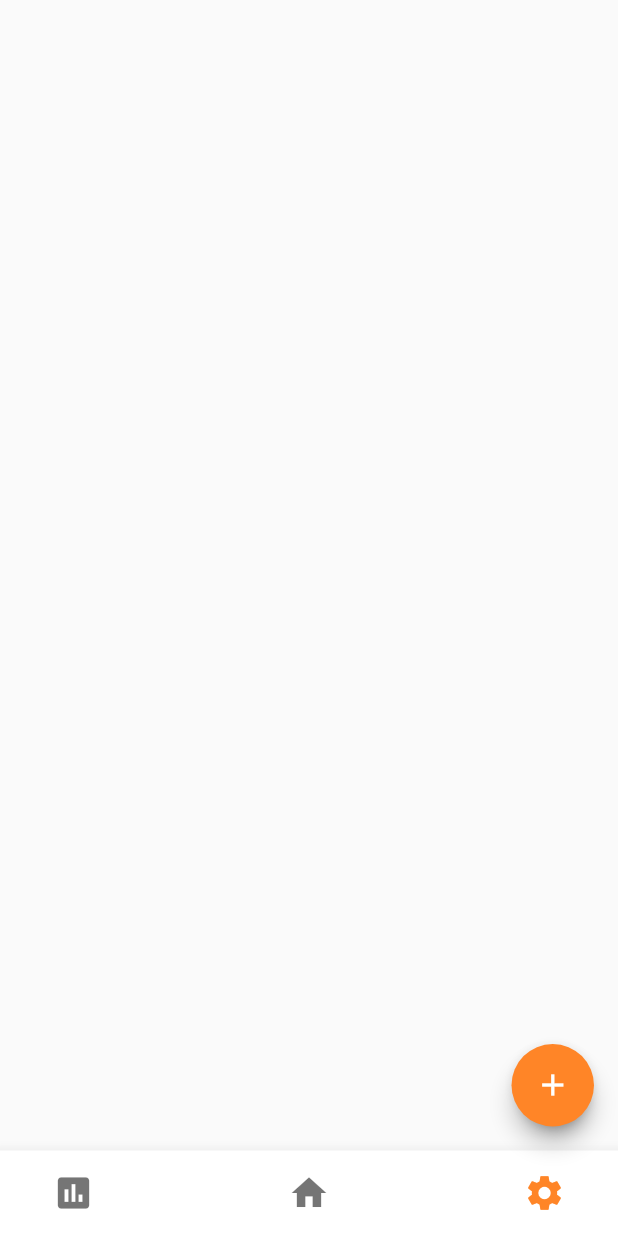
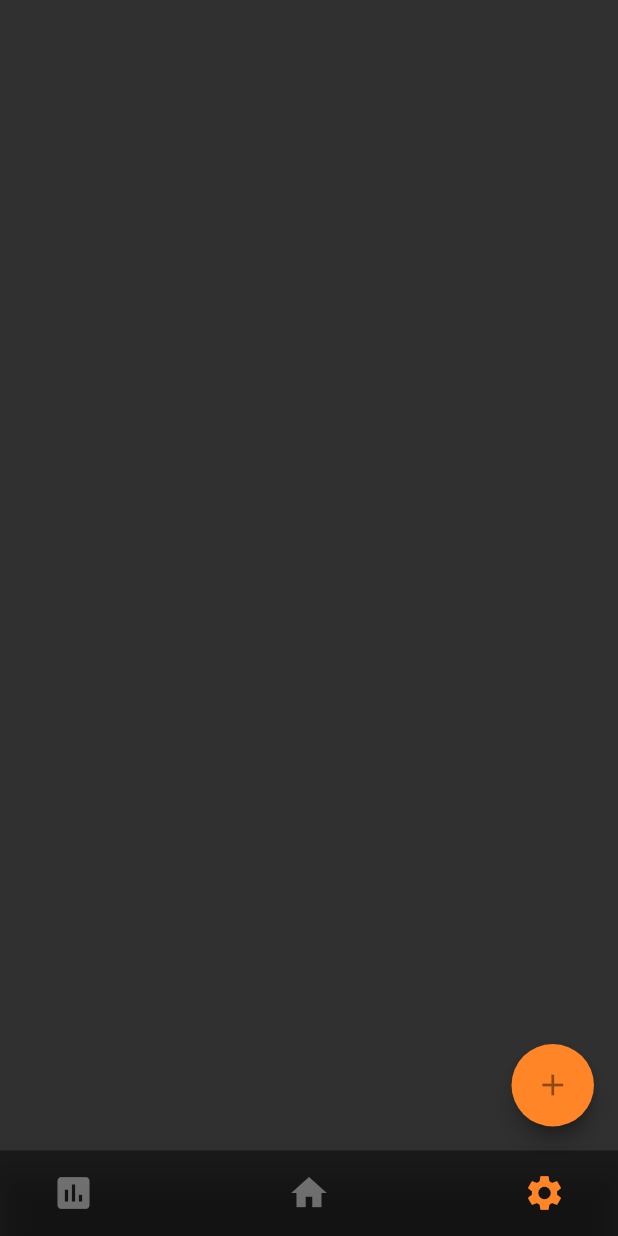
Before and after one commit to wisniowy/my_expenses, a Flutter app: the screen it shows after launch, after a tap on the "settings" icon, on a phone screen of 412 x 824 dp. Run offline on Flutter 3.47's test engine with Material 2 defaults, Android fonts, the phone set to English and light mode, and no system bars.

```diff
--- a/lib/expandable_fab.dart
+++ b/lib/expandable_fab.dart
@@ -1,5 +1,3 @@
-
-
 import 'package:flutter/material.dart';
 
 @immutable
@@ -137,7 +135,8 @@ class _ExpandableFabState extends State<ExpandableFab>
             width: 55,
             child: FloatingActionButton(
               onPressed: _toggle,
-              backgroundColor: Theme.of(context).primaryColor,
+                foregroundColor: Colors.black45,
+                backgroundColor: Theme.of(context).primaryColor,
               child: const Icon(Icons.add),
             ),
           ),
@@ -146,7 +145,6 @@ class _ExpandableFabState extends State<ExpandableFab>
     );
   }
 }
-
 
 @immutable
 class ActionButton extends StatelessWidget {
@@ -172,6 +170,7 @@ class ActionButton extends StatelessWidget {
         child: IconButton(
           onPressed: onPressed,
           icon: icon,
+          color: Colors.black45,
         ),
       ),
     );
--- a/lib/main.dart
+++ b/lib/main.dart
@@ -15,7 +15,9 @@ class MyApp extends StatelessWidget {
     return MaterialApp(
       title: 'Flutter Demo',
       theme: ThemeData(
-        primaryColor: const Color(0xffFF8527),
+          primaryColor: const Color(0xffFF8527),
+          backgroundColor: const Color(0xffFF8527),
+          brightness: Brightness.dark,
         // accentColor: Colors.black
         // primarySwatch: const Color(0xffFF8527),
       ),
@@ -26,16 +28,6 @@ class MyApp extends StatelessWidget {
 
 class MyHomePage extends StatefulWidget {
   const MyHomePage({Key? key, required this.title}) : super(key: key);
-
-  // This widget is the home page of your application. It is stateful, meaning
-  // that it has a State object (defined below) that contains fields that affect
-  // how it looks.
-
-  // This class is the configuration for the state. It holds the values (in this
-  // case the title) provided by the parent (in this case the App widget) and
-  // used by the build method of the State. Fields in a Widget subclass are
-  // always marked "final".
-
   final String title;
 
   @override
@@ -43,27 +35,10 @@ class MyHomePage extends StatefulWidget {
 }
 
 class _MyHomePageState extends State<MyHomePage> {
-  int _counter = 0;
-
-  void _incrementCounter() {
-    setState(() {
-      // This call to setState tells the Flutter framework that something has
-      // changed in this State, which causes it to rerun the build method below
-      // so that the display can reflect the updated values. If we changed
-      // _counter without calling setState(), then the build method would not be
-      // called again, and so nothing would appear to happen.
-      _counter++;
-    });
-  }
+  int _selectedIdx = 1;
 
   @override
   Widget build(BuildContext context) {
-    // This method is rerun every time setState is called, for instance as done
-    // by the _incrementCounter method above.
-    //
-    // The Flutter framework has been optimized to make rerunning build methods
-    // fast, so that you can just rebuild anything that needs updating rather
-    // than having to individually change instances of widgets.
     return Scaffold(
       body: Container(),
         floatingActionButton: ExpandableFab(
@@ -78,6 +53,35 @@ class _MyHomePageState extends State<MyHomePage> {
             icon: const Icon(Icons.photo_camera_rounded),
           ),
         ]),
-        bottomNavigationBar: BottomNavBar());
+        bottomNavigationBar: BottomNavBar(
+          children: [ IconBottomBar(
+              text: "Charts",
+              icon: Icons.insert_chart,
+              selected: _selectedIdx == 0,
+              onPressed: () {
+                setState(() {
+                  _selectedIdx = 0;
+                });
+              }),
+            IconBottomBar(
+                text: "Home",
+                icon: Icons.home,
+                selected: _selectedIdx == 1,
+                onPressed: () {
+                  setState(() {
+                    _selectedIdx = 1;
+                  });
+                }),
+            IconBottomBar(
+                text: "Settings",
+                icon: Icons.settings,
+                selected: _selectedIdx == 2,
+                onPressed: () {
+                  setState(() {
+                    _selectedIdx = 2;
+                  });
+                })
+          ],
+        ));
   }
 }
--- a/lib/nav_bar.dart
+++ b/lib/nav_bar.dart
@@ -1,77 +1,22 @@
 import 'package:flutter/material.dart';
-import 'package:my_expenses/expandable_fab.dart';
 
+class BottomNavBar extends StatelessWidget {
+  const BottomNavBar({Key? key, required this.children}) : super(key: key);
 
-class BottomNavBar extends StatefulWidget {
-  const BottomNavBar({Key? key}) : super(key: key);
-
-  @override
-  State<BottomNavBar> createState() => _BottomNavBarState();
-}
-
-class _BottomNavBarState extends State<BottomNavBar> {
-  final orangeColor = const Color(0xffFF8527);
-  int _selectedIdx = 0;
-
+  final List<Widget> children;
 
   @override
   Widget build(BuildContext context) {
     return BottomAppBar(
-      color: Colors.white,
+      color: Colors.black45,
       child: SizedBox(
         height: 57,
         width: MediaQuery.of(context).size.width,
         child: Padding(
           padding: const EdgeInsets.only(left: 25.0, right: 25.0),
           child: Row(
-            mainAxisAlignment: MainAxisAlignment.spaceBetween,
-            children: [
-              IconBottomBar(
-                  text: "Home",
-                  icon: Icons.insert_chart,
-                  selected: _selectedIdx == 0,
-                  onPressed: () {
-                    setState(() {
-                      _selectedIdx = 0;
-                    });
-                  }),
-
-              // ExpandableFab(
-              //   distance: 112.0,
-              //   children: [
-              //     ActionButton(
-              //       onPressed: () => {},
-              //       icon: const Icon(Icons.format_size),
-              //     ),
-              //     ActionButton(
-              //       onPressed: () => {},
-              //       icon: const Icon(Icons.insert_photo),
-              //     ),
-              //     ActionButton(
-              //       onPressed: () => {},
-              //       icon: const Icon(Icons.videocam),
-              //     ),
-              //   ],
-              // ),
-              IconBottomBar(
-                  text: "Cart",
-                  icon: Icons.home,
-                  selected: _selectedIdx == 2,
-                  onPressed: () {
-                    setState(() {
-                      _selectedIdx = 2;
-                    });
-                  }),
-              IconBottomBar(
-                  text: "Calendar",
-                  icon: Icons.settings,
-                  selected: _selectedIdx == 3,
-                  onPressed: () {
-                    setState(() {
-                      _selectedIdx = 3;
-                    });
-                  })
-            ],
+              mainAxisAlignment: MainAxisAlignment.spaceBetween,
+              children: children
           ),
         ),
       ),
@@ -92,8 +37,6 @@ class IconBottomBar extends StatelessWidget {
   final bool selected;
   final Function() onPressed;
 
-  final orangeColor = const Color(0xffFF8527);
-
   @override
   Widget build(BuildContext context) {
     return Column(
@@ -104,39 +47,10 @@ class IconBottomBar extends StatelessWidget {
           icon: Icon(
             icon,
             size: 28,
-            color: selected ? Theme.of(context).primaryColor : Colors.black54,
+            color: selected ? Theme.of(context).primaryColor : Colors.white38,
           ),
         ),
       ],
     );
   }
 }
-
-class IconBottomBar2 extends StatelessWidget {
-  const IconBottomBar2(
-      {Key? key,
-        required this.text,
-        required this.icon,
-        required this.selected,
-        required this.onPressed})
-      : super(key: key);
-  final String text;
-  final IconData icon;
-  final bool selected;
-  final Function() onPressed;
-  final orangeColor = const Color(0xffFF8527);
-  @override
-  Widget build(BuildContext context) {
-    return CircleAvatar(
-      backgroundColor: orangeColor,
-      child: IconButton(
-        onPressed: onPressed,
-        icon: Icon(
-          icon,
-          size: 25,
-          color: Colors.white,
-        ),
-      ),
-    );
-  }
-}
```
